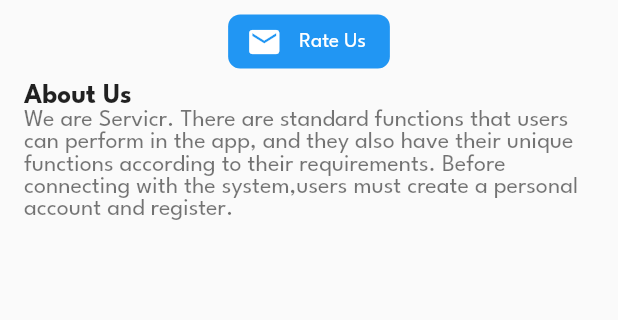
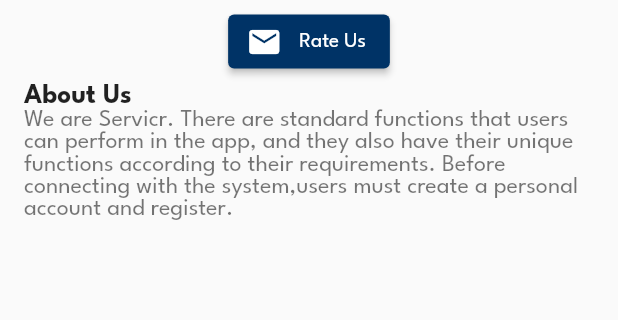
Before and after one commit to ethos-fit19/servicr_sp, a Flutter app: the AboutPageUI screen opened directly, on a phone screen of 412 x 824 dp, the part 597-917 px from its top. Run offline on Flutter 3.47's test engine with Material 2 defaults, Android fonts, the phone set to English and light mode, and no system bars; our stand-ins replace dio, email_validator, fl_chart, get, google_fonts, image_picker and 5 more; missing offline and left inert: image_picker_for_web, shared_preferences_web; accounts and stored records are empty; network calls fail.

Commit message:
button fixed

```diff
--- a/lib/views/profile/utils/aboutUI.dart
+++ b/lib/views/profile/utils/aboutUI.dart
@@ -55,7 +55,7 @@ class aboutUI extends StatelessWidget {
                 fontWeight: FontWeight.bold),
           )),
         ),
-        FlatButton.icon(
+        ElevatedButton.icon(
           onPressed: () {},
           icon: Icon(
             Icons.mail,
@@ -65,8 +65,8 @@ class aboutUI extends StatelessWidget {
             ' Rate Us',
             style: TextStyle(color: Colors.white),
           ),
-          color: Colors.blue,
-          shape: RoundedRectangleBorder(borderRadius: BorderRadius.circular(8)),
+          // color: Colors.blue,
+          // shape: RoundedRectangleBorder(borderRadius: BorderRadius.circular(8)),
         ),
         ListTile(
           title: Text('About Us',
```
